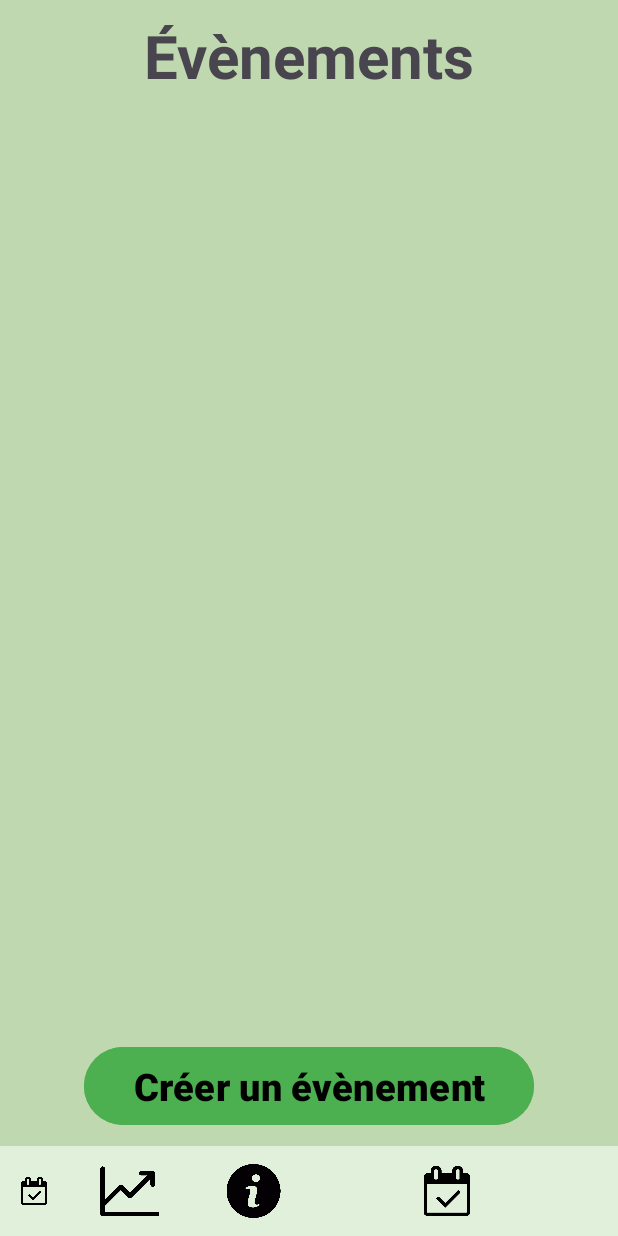
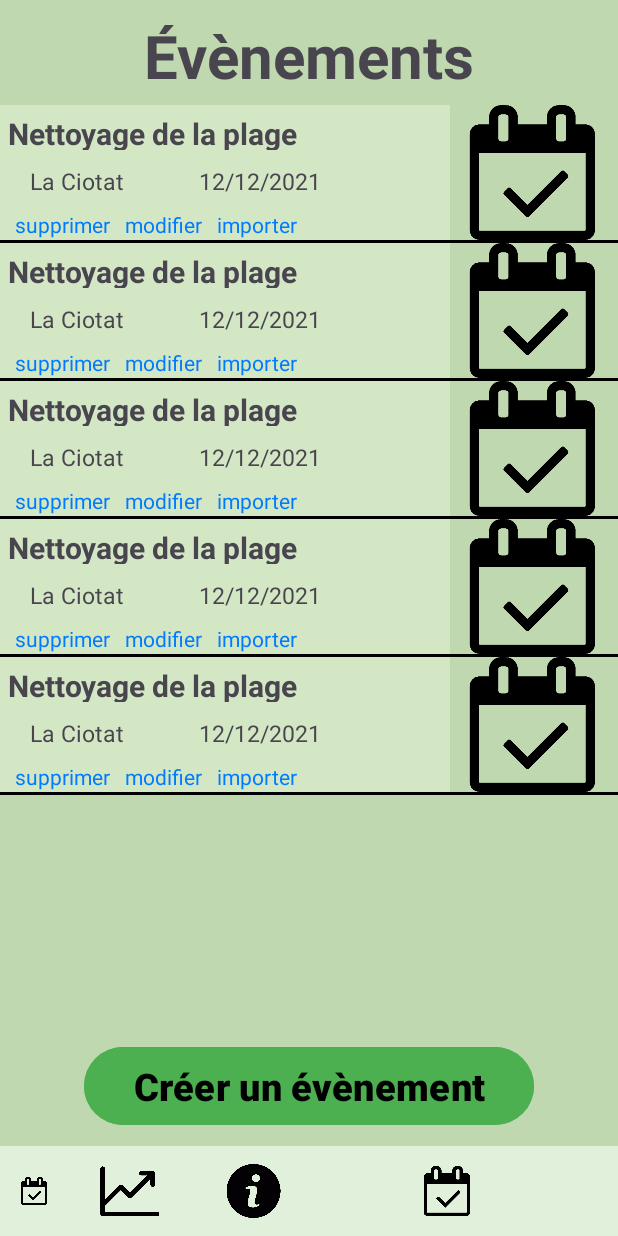
Before and after one commit to deliasTheo/IHM_dechet, an Android app: the EventsActivity screen opened directly, with no data from a screen before it, on a phone screen of 412 x 824 dp. Run offline under Robolectric (Android 15) with nearby library versions, the phone set to English and light mode, and no system bars.

Commit message:
event list

```diff
--- a/app/src/main/java/edu/polytech/ihmtd2dechet/ApplicationEvenement.java
+++ b/app/src/main/java/edu/polytech/ihmtd2dechet/ApplicationEvenement.java
@@ -1,4 +1,9 @@
 package edu.polytech.ihmtd2dechet;
+
+import android.widget.ListView;
+
+import java.util.ArrayList;
+import java.util.List;
 
 public class ApplicationEvenement {
     public static String VALUE_TITRE = "valeur titre";
@@ -7,9 +12,4 @@ public class ApplicationEvenement {
     public static String VALUE_LIEU = "valeur lieu";
     public static int VALUE_IMAGE;
 
-    public ApplicationEvenement(){
-
-    }
-
-
 }
--- /dev/null
+++ b/app/src/main/java/edu/polytech/ihmtd2dechet/Evenement.java
@@ -0,0 +1,37 @@
+package edu.polytech.ihmtd2dechet;
+
+public class Evenement {
+    private String titre;
+    private String description;
+    private String date;
+    private String lieu;
+    private int image;
+
+    public Evenement(String titre, String description, String date, String lieu, int image) {
+        this.titre = titre;
+        this.description = description;
+        this.date = date;
+        this.lieu = lieu;
+        this.image = image;
+    }
+
+    public String getTitre() {
+        return titre;
+    }
+
+    public String getDescription() {
+        return description;
+    }
+
+    public String getDate() {
+        return date;
+    }
+
+    public String getLieu() {
+        return lieu;
+    }
+
+    public int getImage() {
+        return image;
+    }
+}
--- /dev/null
+++ b/app/src/main/java/edu/polytech/ihmtd2dechet/EvenementAdapter.java
@@ -0,0 +1,55 @@
+package edu.polytech.ihmtd2dechet;
+
+import android.content.Context;
+import android.view.LayoutInflater;
+import android.view.View;
+import android.view.ViewGroup;
+import android.widget.BaseAdapter;
+import android.widget.ImageView;
+import android.widget.TextView;
+
+import java.util.ArrayList;
+
+public class EvenementAdapter extends BaseAdapter {
+
+    private ArrayList<Evenement> evenements;
+    private LayoutInflater inflater;
+    private Context context;
+
+    public EvenementAdapter(Context context, ArrayList<Evenement> evenements, LayoutInflater inflater) {
+        this.context = context;
+        this.evenements = evenements;
+        this.inflater = inflater;
+    }
+
+    @Override
+    public int getCount() {
+        return evenements.size();
+    }
+
+    @Override
+    public Object getItem(int position) {
+        return evenements.get(position);
+    }
+
+    @Override
+    public long getItemId(int position) {
+        return position;
+    }
+
+    @Override
+    public View getView(int position, View convertView, ViewGroup parent) {
+        View view = inflater.inflate(R.layout.layout_event, null);
+        TextView titre = view.findViewById(R.id.titre_layout_event);
+        TextView lieu = view.findViewById(R.id.lieu_layout_event);
+        TextView date = view.findViewById(R.id.date_layout_event);
+        ImageView image = view.findViewById(R.id.image_layout_event);
+
+        titre.setText(evenements.get(position).getTitre());
+        lieu.setText(evenements.get(position).getLieu());
+        date.setText(evenements.get(position).getDate());
+        image.setImageResource(evenements.get(position).getImage());
+
+        return view;
+    }
+}
--- a/app/src/main/java/edu/polytech/ihmtd2dechet/Event.java
+++ /dev/null
@@ -1,7 +0,0 @@
-package edu.polytech.ihmtd2dechet;
-
-import androidx.annotation.NonNull;
-import androidx.annotation.Nullable;
-
-public class Event {
-}
--- a/app/src/main/java/edu/polytech/ihmtd2dechet/EventsActivity.java
+++ b/app/src/main/java/edu/polytech/ihmtd2dechet/EventsActivity.java
@@ -9,7 +9,9 @@ import android.app.FragmentTransaction;
 import android.content.Intent;
 import android.os.Bundle;
 import android.view.Display;
+import android.widget.ArrayAdapter;
 import android.widget.Button;
+import android.widget.ListView;
 
 import java.util.ArrayList;
 import java.util.List;
@@ -20,12 +22,10 @@ public class EventsActivity extends AppCompatActivity {
     protected void onCreate(Bundle savedInstanceState) {
         super.onCreate(savedInstanceState);
 
-
         FragmentTransaction transaction = getFragmentManager().beginTransaction();
         Fragment fragmentMenu = new MenuFragment();
         transaction.replace(R.id.fragment_menu, fragmentMenu);
         transaction.commit();
-
 
         setContentView(R.layout.activity_events);
 
@@ -34,6 +34,13 @@ public class EventsActivity extends AppCompatActivity {
             startActivity(intent);
         });
 
+        ListEvenement listEvenement = new ListEvenement();
 
-    }
+        EvenementAdapter adapter = new EvenementAdapter(getApplicationContext(), listEvenement, getLayoutInflater());
+
+        ListView listView = findViewById(R.id.liste_evenements);
+
+        listView.setAdapter(adapter);
+        }
+
 }
--- /dev/null
+++ b/app/src/main/java/edu/polytech/ihmtd2dechet/ListEvenement.java
@@ -0,0 +1,13 @@
+package edu.polytech.ihmtd2dechet;
+
+import java.util.ArrayList;
+
+public class ListEvenement extends ArrayList<Evenement> {
+    public ListEvenement(){
+        add(new Evenement("Nettoyage de la plage", "Nettoyage de la plage de la ciotat", "12/12/2021", "La Ciotat", R.drawable.logo_events));
+        add(new Evenement("Nettoyage de la plage", "Nettoyage de la plage de la ciotat", "12/12/2021", "La Ciotat", R.drawable.logo_events));
+        add(new Evenement("Nettoyage de la plage", "Nettoyage de la plage de la ciotat", "12/12/2021", "La Ciotat", R.drawable.logo_events));
+        add(new Evenement("Nettoyage de la plage", "Nettoyage de la plage de la ciotat", "12/12/2021", "La Ciotat", R.drawable.logo_events));
+        add(new Evenement("Nettoyage de la plage", "Nettoyage de la plage de la ciotat", "12/12/2021", "La Ciotat", R.drawable.logo_events));
+    }
+}
--- a/app/src/main/java/edu/polytech/ihmtd2dechet/OneEventActivity.java
+++ b/app/src/main/java/edu/polytech/ihmtd2dechet/OneEventActivity.java
@@ -5,7 +5,6 @@ import androidx.appcompat.app.AppCompatActivity;
 import android.os.Bundle;
 
 public class OneEventActivity extends AppCompatActivity {
-
     @Override
     protected void onCreate(Bundle savedInstanceState) {
         super.onCreate(savedInstanceState);
--- a/app/src/main/res/layout/activity_events.xml
+++ b/app/src/main/res/layout/activity_events.xml
@@ -23,7 +23,7 @@
     </TextView>
 
     <ListView
-        android:id="@+id/list_evenement"
+        android:id="@+id/liste_evenements"
         android:layout_marginTop="70dp"
         android:layout_marginBottom="80dp"
         android:layout_width="match_parent"
--- a/app/src/main/res/layout/layout_event.xml
+++ b/app/src/main/res/layout/layout_event.xml
@@ -98,7 +98,7 @@
     </LinearLayout>
 
     <ImageView
-        android:id="@+id/photo_event"
+        android:id="@+id/image_layout_event"
         android:layout_width="110dp"
         android:layout_height="90dp"
         android:layout_gravity="center"
--- /dev/null
+++ b/app/src/main/res/values/arrays.xml
@@ -0,0 +1,9 @@
+<?xml version="1.0" encoding="utf-8"?>
+<resources>
+    <string-array name="evenements">
+        <item>Évènement 1</item>
+        <item>Évènement 2</item>
+        <item>Évènement 3</item>
+    </string-array>
+
+</resources>
```
